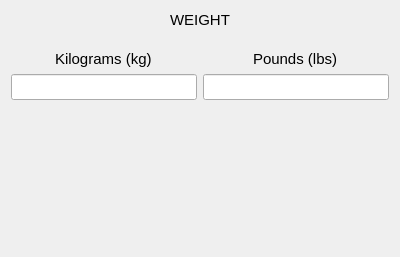
Qt form weightwidget.ui (dimitris47/units) before a commit.
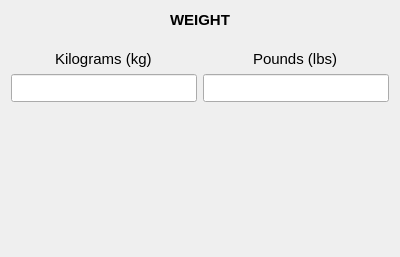
The same form after that commit.

Commit message: fixed resizes and tab order

```diff
--- a/weightwidget.ui
+++ b/weightwidget.ui
@@ -17,7 +17,7 @@
    <item row="3" column="0">
     <widget class="QLineEdit" name="kgline">
      <property name="sizePolicy">
-      <sizepolicy hsizetype="Preferred" vsizetype="Fixed">
+      <sizepolicy hsizetype="Preferred" vsizetype="MinimumExpanding">
        <horstretch>0</horstretch>
        <verstretch>0</verstretch>
       </sizepolicy>
@@ -49,6 +49,8 @@
      <property name="font">
       <font>
        <pointsize>11</pointsize>
+       <weight>75</weight>
+       <bold>true</bold>
       </font>
      </property>
      <property name="text">
@@ -59,7 +61,7 @@
    <item row="3" column="1">
     <widget class="QLineEdit" name="lbsline">
      <property name="sizePolicy">
-      <sizepolicy hsizetype="Preferred" vsizetype="Fixed">
+      <sizepolicy hsizetype="Preferred" vsizetype="MinimumExpanding">
        <horstretch>0</horstretch>
        <verstretch>0</verstretch>
       </sizepolicy>
@@ -79,10 +81,13 @@
      <property name="orientation">
       <enum>Qt::Vertical</enum>
      </property>
+     <property name="sizeType">
+      <enum>QSizePolicy::Fixed</enum>
+     </property>
      <property name="sizeHint" stdset="0">
       <size>
        <width>20</width>
-       <height>40</height>
+       <height>144</height>
       </size>
      </property>
     </spacer>
```
The commit also changes 2 other files.
